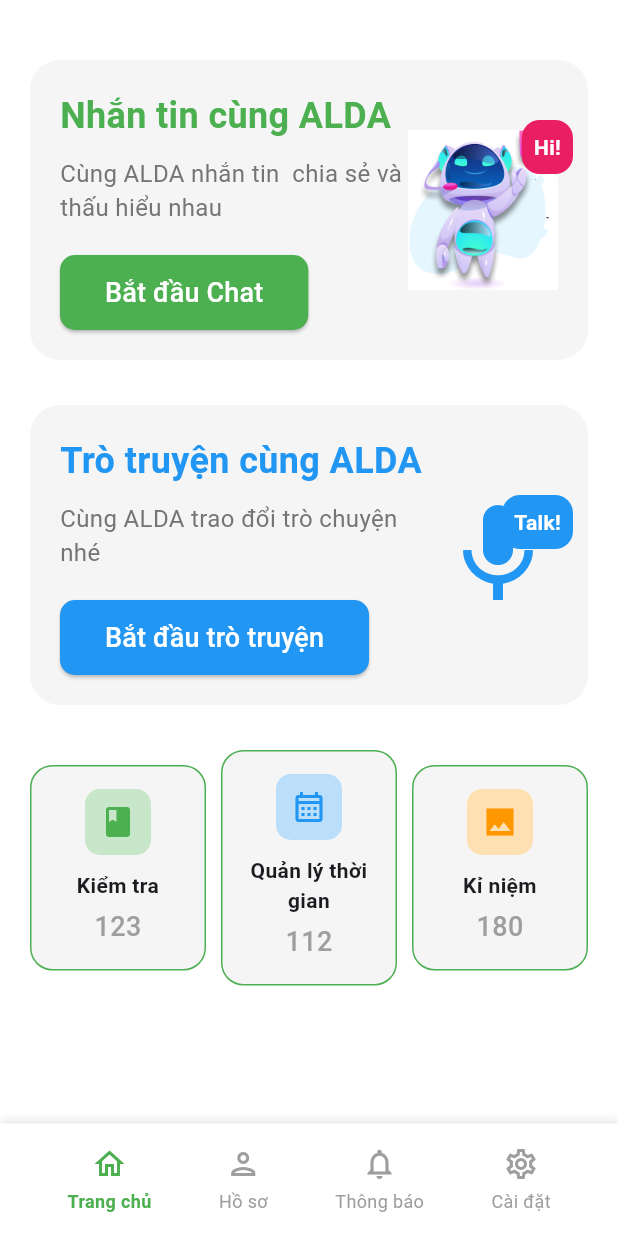
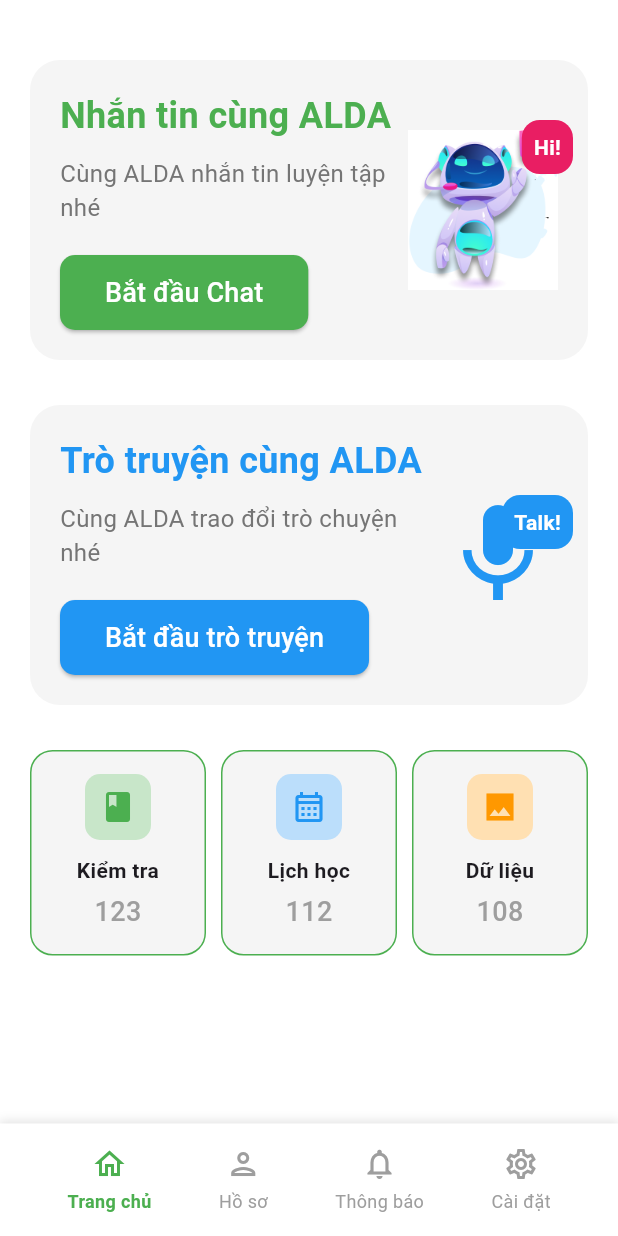
Before and after one commit to e4glevlr/nhoapp, a Flutter app: the HomePage screen opened directly, on a phone screen of 412 x 824 dp. Run offline on Flutter 3.47's test engine with Material 3 defaults, Android fonts, the phone set to English and light mode, and no system bars; our stand-ins replace camera, flutter_tts, fluttericon, logger, permission_handler, speech_to_text; missing offline and left inert: flutter_webrtc.

Commit message:
update ui

```diff
--- a/lib/home_page.dart
+++ b/lib/home_page.dart
@@ -55,7 +55,7 @@ class HomePage extends StatelessWidget {
                                   ),
                                   SizedBox(height: 10),
                                   Text(
-                                    "Cùng ALDA nhắn tin  chia sẻ và thấu hiểu nhau",
+                                    "Cùng ALDA nhắn tin luyện tập nhé",
                                     style: TextStyle(
                                       fontSize: 16,
                                       color: Colors.grey[600],
@@ -250,7 +250,7 @@ class HomePage extends StatelessWidget {
                           SizedBox(width: 10),
                           Expanded(
                             child: _buildEmergencyCard(
-                              "Quản lý thời gian",
+                              "Lịch học",
                               "112",
                               Colors.blue[100]!,
                               Icons.calendar_month_outlined,
@@ -260,8 +260,8 @@ class HomePage extends StatelessWidget {
                           SizedBox(width: 10),
                           Expanded(
                             child: _buildEmergencyCard(
-                              "Kỉ niệm",
-                              "180",
+                              "Dữ liệu",
+                              "108",
                               Colors.orange[100]!,
                               Icons.image_sharp,
                               Colors.orange,
--- a/lib/test_page.dart
+++ b/lib/test_page.dart
@@ -523,9 +523,20 @@ class _TestPageState extends State<TestPage> {
     _logger.i("Manually stopping speech recognition...");
     try {
       await _speechToText.stop();
-      // onStatus callback handles state and processing
+      // *** FIX: Set state immediately after stopping ***
+      // This ensures the UI updates promptly when the user taps to stop.
+      // The onStatus callback will eventually confirm, but this makes the UI responsive.
+      setStateIfNotDisposed(() {
+        _isListening = false;
+        _logger.i("UI state manually set to not listening.");
+        // It's often good practice to clear lastWords here too,
+        // although _onSpeechStatus might handle it as well.
+        // _lastWords = ''; // Uncomment if needed, but onStatus handles it currently
+      });
+      // onStatus callback will still handle final processing/state confirmation
     } catch (e) {
       _logger.e("Error stopping speech recognition: $e");
+      // Ensure state is false even if stop fails
       setStateIfNotDisposed(() {
         _isListening = false;
         _lastWords = '';
```
